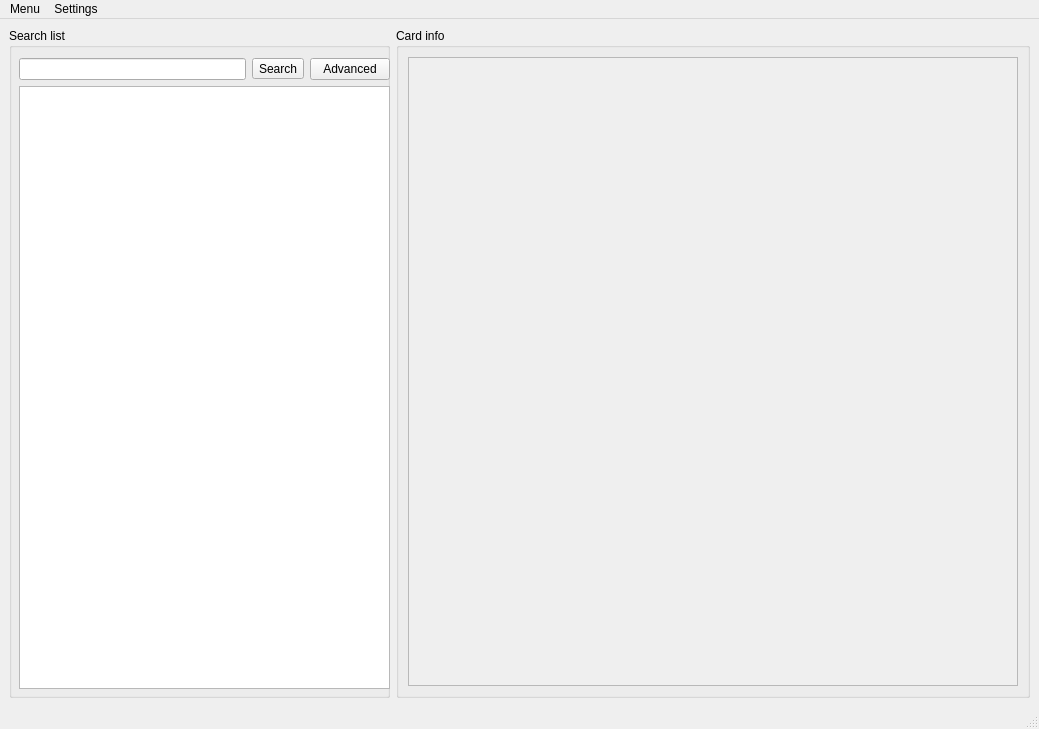
This is MtgHelper/mainwindow.ui in JaySi98/MtgHelperDesktop as Qt 5 draws it before an edit. The edited form follows.
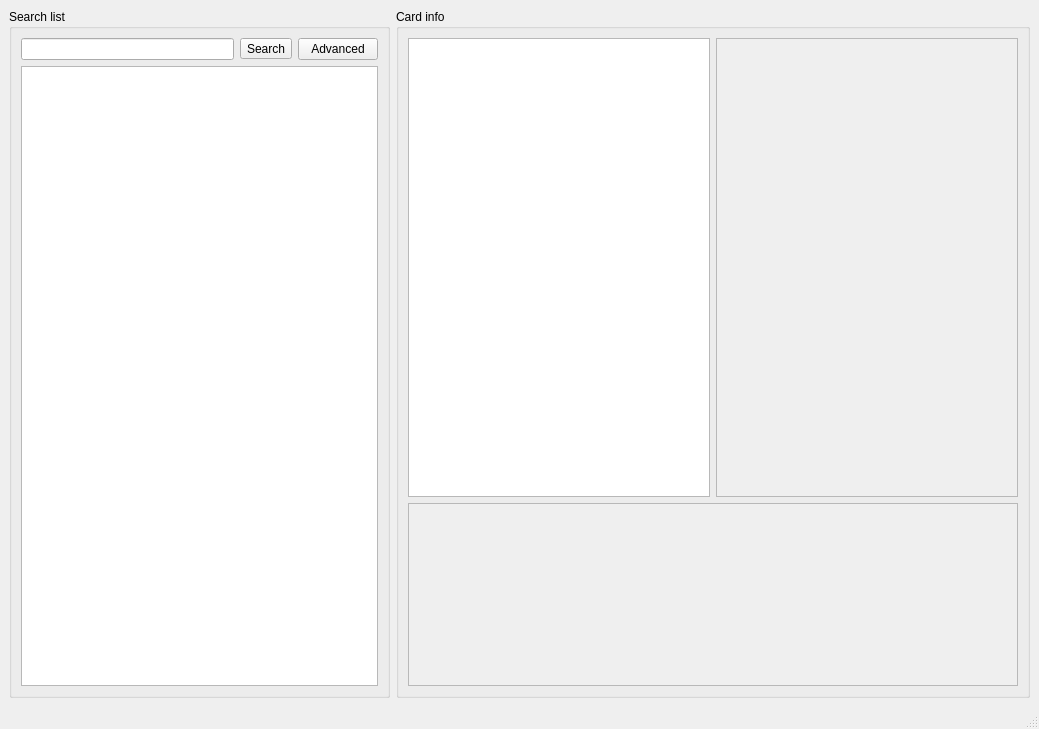
This is the edited form.

Patch:
```diff
--- a/MtgHelper/mainwindow.ui
+++ b/MtgHelper/mainwindow.ui
@@ -20,15 +20,8 @@
       <property name="title">
        <string>Search list</string>
       </property>
-      <widget class="QWidget" name="layoutWidget_2">
-       <property name="geometry">
-        <rect>
-         <x>10</x>
-         <y>30</y>
-         <width>371</width>
-         <height>631</height>
-        </rect>
-       </property>
+      <layout class="QHBoxLayout" name="horizontalLayout_4">
+       <item>
        <layout class="QVBoxLayout" name="verticalLayout_3">
         <property name="sizeConstraint">
          <enum>QLayout::SetNoConstraint</enum>
@@ -58,7 +51,8 @@
          <widget class="QListWidget" name="resultList"/>
         </item>
        </layout>
-      </widget>
+       </item>
+      </layout>
      </widget>
     </item>
     <item>
@@ -66,7 +60,12 @@
       <property name="title">
        <string>Card info</string>
       </property>
-      <layout class="QVBoxLayout" name="verticalLayout">
+      <layout class="QVBoxLayout" name="verticalLayout" stretch="5,2">
+       <item>
+        <layout class="QHBoxLayout" name="horizontalLayout_5">
+         <item>
+          <widget class="QGraphicsView" name="graphicsView_2"/>
+         </item>
        <item>
         <widget class="QScrollArea" name="scrollArea">
          <property name="widgetResizable">
@@ -77,8 +76,27 @@
            <rect>
             <x>0</x>
             <y>0</y>
+              <width>299</width>
+              <height>440</height>
+             </rect>
+            </property>
+           </widget>
+          </widget>
+         </item>
+        </layout>
+       </item>
+       <item>
+        <widget class="QScrollArea" name="scrollArea_2">
+         <property name="widgetResizable">
+          <bool>true</bool>
+         </property>
+         <widget class="QWidget" name="scrollAreaWidgetContents_2">
+          <property name="geometry">
+           <rect>
+            <x>0</x>
+            <y>0</y>
             <width>608</width>
-            <height>626</height>
+            <height>176</height>
            </rect>
           </property>
          </widget>
@@ -98,18 +116,6 @@
      <height>20</height>
     </rect>
    </property>
-   <widget class="QMenu" name="menumenu">
-    <property name="title">
-     <string>Menu</string>
-    </property>
-   </widget>
-   <widget class="QMenu" name="menuSettings">
-    <property name="title">
-     <string>Settings</string>
-    </property>
-   </widget>
-   <addaction name="menumenu"/>
-   <addaction name="menuSettings"/>
   </widget>
   <widget class="QStatusBar" name="statusbar"/>
  </widget>
```
Lines whose indentation alone changed are shown as unchanged.
